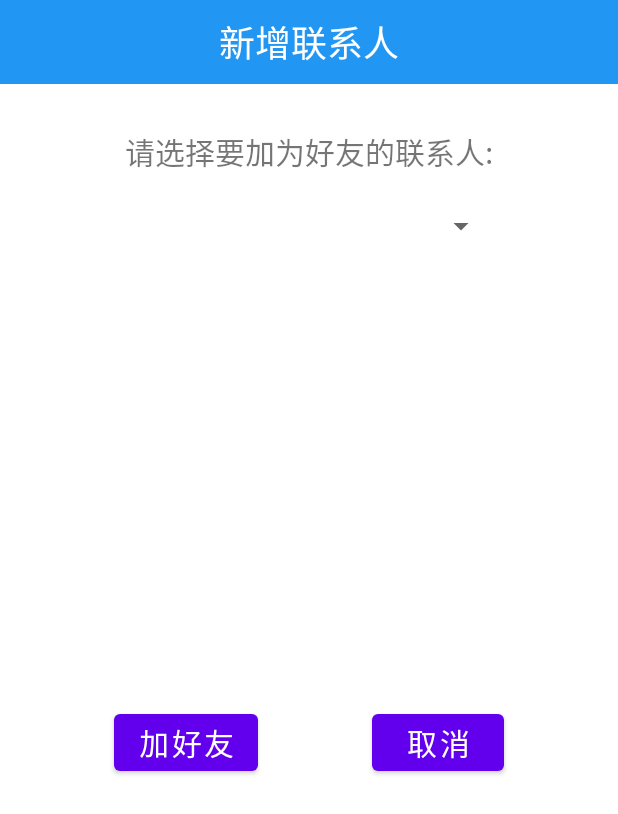
After one commit to SingleHe/QQDemo, an Android app: the layout dialog_newcontact.xml on its own in the app's theme, with its tools: preview values and no code run, on a phone screen of 412 x 824 dp. The commit adds this screen. Shown: the top 814 px of the screen. Run offline under Robolectric (Android 15) with nearby library versions, the light colour scheme and no system bars.

Commit message:
完成部分新增联系人功能

```diff
--- a/app/src/main/res/layout/activity_qqmain.xml
+++ b/app/src/main/res/layout/activity_qqmain.xml
@@ -49,5 +49,4 @@
         android:layout_marginBottom="0dp"
         app:layout_constraintBottom_toTopOf="@+id/radioGroup2"/>
 
-
 </androidx.constraintlayout.widget.ConstraintLayout>
--- /dev/null
+++ b/app/src/main/res/layout/dialog_newcontact.xml
@@ -0,0 +1,62 @@
+<?xml version="1.0" encoding="utf-8"?>
+<androidx.constraintlayout.widget.ConstraintLayout xmlns:android="http://schemas.android.com/apk/res/android"
+    android:layout_width="match_parent"
+    android:layout_height="match_parent"
+    xmlns:app="http://schemas.android.com/apk/res-auto">
+    <TextView
+        android:id="@+id/dialog_tv_title"
+        android:layout_width="match_parent"
+        android:layout_height="wrap_content"
+        android:text="@string/dialog_add_title"
+        android:textSize="24sp"
+        android:background="#2196F3"
+        android:padding="10dp"
+        android:gravity="center"
+        android:textColor="#fff"
+        app:layout_constraintTop_toTopOf="parent"
+        app:layout_constraintStart_toStartOf="parent"/>
+    <TextView
+        android:id="@+id/dialog_tv_choose"
+        android:layout_width="wrap_content"
+        android:layout_height="wrap_content"
+        android:text="@string/dlg_tvChooseContact"
+        app:layout_constraintTop_toBottomOf="@id/dialog_tv_title"
+        app:layout_constraintStart_toStartOf="parent"
+        app:layout_constraintEnd_toEndOf="parent"
+        android:layout_marginTop="30dp"
+        android:textSize="20sp"/>
+    <Spinner
+        android:id="@+id/dlg_spnContact"
+        android:layout_width="250dp"
+        android:layout_height="30dp"
+        app:layout_constraintTop_toBottomOf="@id/dialog_tv_choose"
+        app:layout_constraintStart_toStartOf="parent"
+        app:layout_constraintEnd_toEndOf="parent"
+        android:textAlignment="center"
+        android:layout_marginTop="20dp"/>
+    <Button
+        android:id="@+id/dlg_btnOK"
+        android:layout_width="wrap_content"
+        android:layout_height="wrap_content"
+        android:text="加好友"
+        android:textSize="20sp"
+        app:layout_constraintTop_toBottomOf="@id/dlg_spnContact"
+        app:layout_constraintStart_toStartOf="parent"
+        app:layout_constraintEnd_toStartOf="@id/dlg_btnCancel"
+        app:layout_constraintBottom_toBottomOf="parent" />
+    <Button
+        android:id="@+id/dlg_btnCancel"
+        android:layout_width="wrap_content"
+        android:layout_height="wrap_content"
+        android:text="取消"
+        android:textSize="20sp"
+        app:layout_constraintEnd_toEndOf="parent"
+        app:layout_constraintTop_toBottomOf="@id/dlg_spnContact"
+        app:layout_constraintStart_toEndOf="@id/dlg_btnOK"
+        app:layout_constraintBottom_toBottomOf="parent"/>
+
+
+
+
+
+</androidx.constraintlayout.widget.ConstraintLayout>
--- a/app/src/main/res/values/strings.xml
+++ b/app/src/main/res/values/strings.xml
@@ -41,6 +41,13 @@
     <string name="dialog_exit_message">是否要退出应用？</string>
     <string name="menuItem_goTop">置顶</string>
     <string name="menuItem_delete">删除</string>
+    <string name="menuItem_newContact">新增联系人</string>
+    <string name="menuItem_delContact">删除联系人</string>
+    <string name="dlg_tvTitle">删除联系人</string>
+    <string name="dlg_btnOK">加好友</string>
+    <string name="dlg_btnCancel">取消</string>
+    <string name="dlg_tvChooseContact">请选择要加为好友的联系人:</string>
     <!-- TODO: Remove or change this placeholder text -->
     <string name="hello_blank_fragment">Hello blank fragment</string>
+    <string name="dialog_add_title">新增联系人</string>
 </resources>
```
Also changed, not shown: app/src/main/java/cn/edu/gzy/qqdemo/dialogs/NewContactDialog.java (added, +15 -0 lines), app/src/main/java/cn/edu/gzy/qqdemo/fragments/QQContactFragment.java (+79 -0 lines), app/src/main/res/menu/menu_contact.xml (added, +7 -0 lines).
